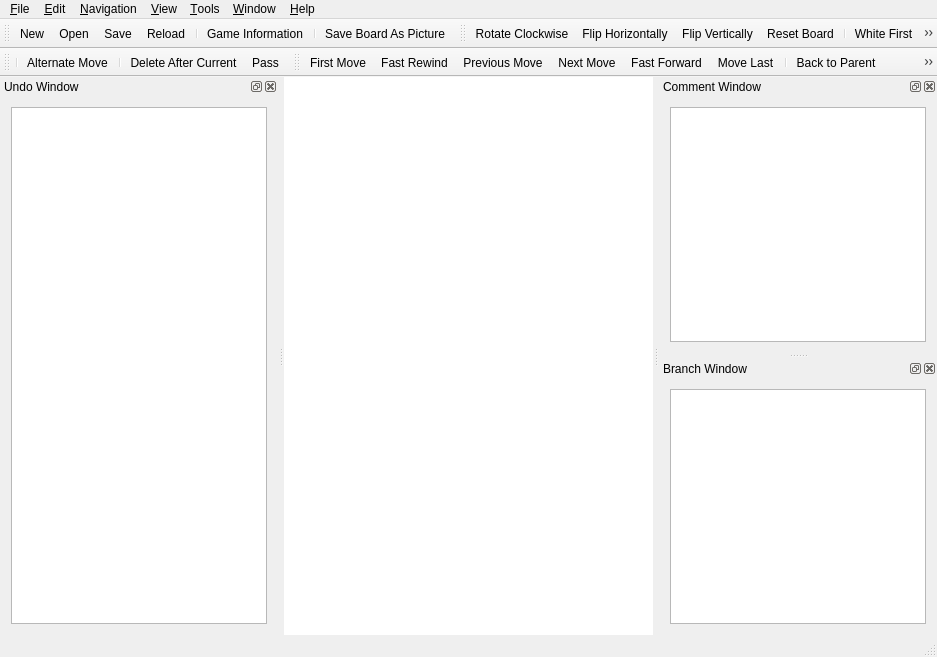
nullx002/mugo, file mainwindow.ui: the form before one commit.
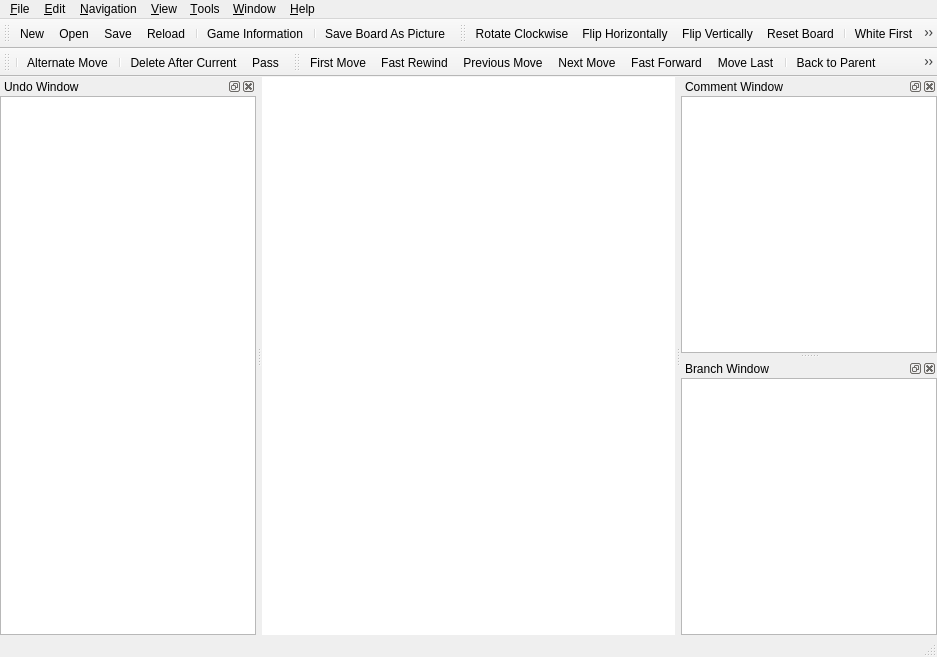
The form after the commit. Icons and pictures are not drawn. Custom widgets are drawn as their Qt base class.

Patch:
```diff
--- a/mainwindow.ui
+++ b/mainwindow.ui
@@ -31,6 +31,9 @@
     <string>background-color: rgb(255, 255, 255);</string>
    </property>
    <layout class="QHBoxLayout" name="horizontalLayout_3">
+    <property name="margin">
+     <number>0</number>
+    </property>
     <item>
      <widget class="BoardWidget" name="boardWidget" native="true"/>
     </item>
@@ -401,6 +404,9 @@
    </attribute>
    <widget class="QWidget" name="commentDockWidgetContents">
     <layout class="QHBoxLayout" name="horizontalLayout">
+     <property name="margin">
+      <number>0</number>
+     </property>
      <item>
       <widget class="QPlainTextEdit" name="commentWidget"/>
      </item>
@@ -416,6 +422,9 @@
    </attribute>
    <widget class="QWidget" name="branchDockWidgetContents">
     <layout class="QHBoxLayout" name="horizontalLayout_4">
+     <property name="margin">
+      <number>0</number>
+     </property>
      <item>
       <widget class="QTreeWidget" name="branchWidget">
        <property name="indentation">
@@ -455,6 +464,9 @@
    </attribute>
    <widget class="QWidget" name="dockWidgetContents">
     <layout class="QHBoxLayout" name="horizontalLayout_2">
+     <property name="margin">
+      <number>0</number>
+     </property>
      <item>
       <widget class="QUndoView" name="undoView"/>
      </item>
```
Left out of the diff: 645 changed lines with no effect on the pictures.
